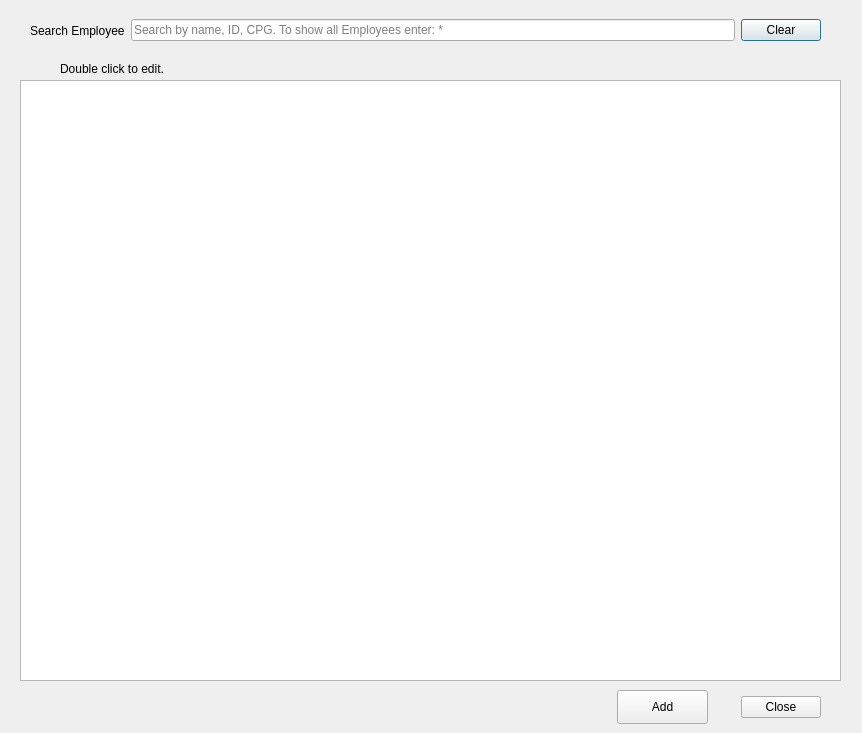
Old version of the form Employee_List.ui in the repository bedi1982/Oficina.
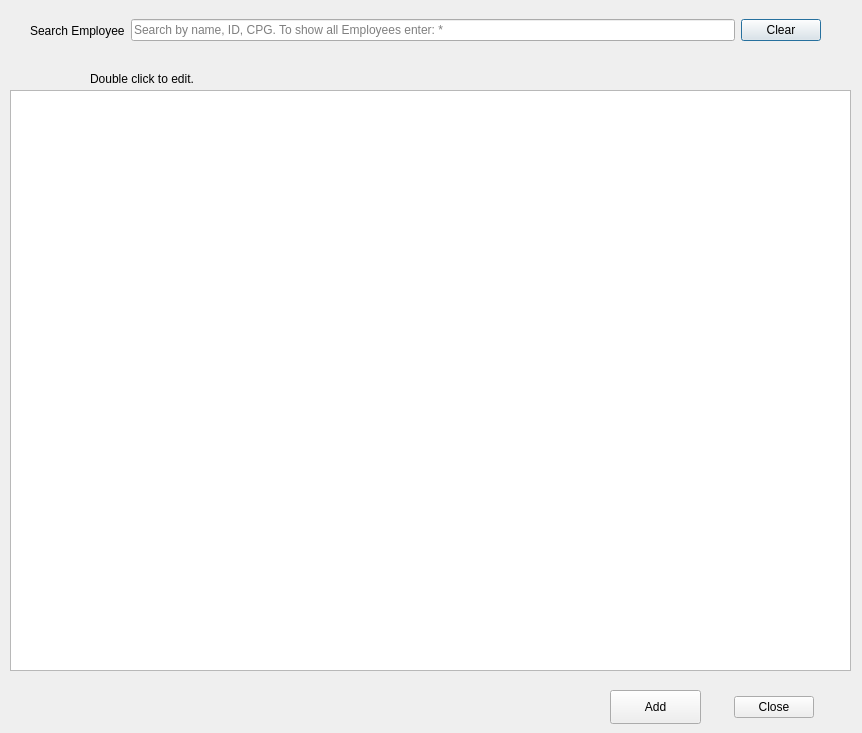
New version of the form. Icons and pictures are not drawn.

```diff
--- a/Employee_List.ui
+++ b/Employee_List.ui
@@ -20,10 +20,10 @@
   <widget class="QTableView" name="tbl_Services_History">
    <property name="geometry">
     <rect>
-     <x>20</x>
-     <y>80</y>
-     <width>821</width>
-     <height>601</height>
+     <x>10</x>
+     <y>90</y>
+     <width>841</width>
+     <height>581</height>
     </rect>
    </property>
    <property name="sizePolicy">
@@ -106,7 +106,7 @@
   <widget class="QDialogButtonBox" name="buttonBox">
    <property name="geometry">
     <rect>
-     <x>630</x>
+     <x>623</x>
      <y>690</y>
      <width>191</width>
      <height>34</height>
@@ -119,8 +119,8 @@
   <widget class="QLabel" name="label">
    <property name="geometry">
     <rect>
-     <x>60</x>
-     <y>60</y>
+     <x>90</x>
+     <y>70</y>
      <width>141</width>
      <height>18</height>
     </rect>
@@ -148,7 +148,7 @@
   <widget class="QPushButton" name="btn_Add">
    <property name="geometry">
     <rect>
-     <x>617</x>
+     <x>610</x>
      <y>690</y>
      <width>91</width>
      <height>34</height>
@@ -171,8 +171,8 @@
   <widget class="QLabel" name="label_Hint_Icon">
    <property name="geometry">
     <rect>
-     <x>30</x>
-     <y>50</y>
+     <x>50</x>
+     <y>60</y>
      <width>31</width>
      <height>31</height>
     </rect>
```
